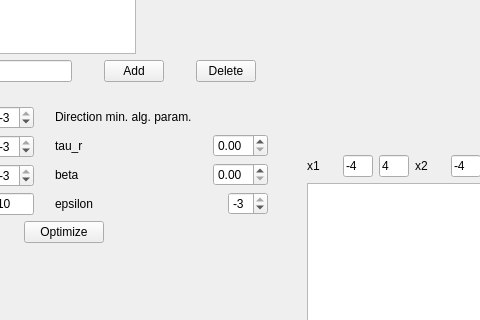
First picture: the form in program/mainwindow.ui, repository GosiaWJ/TiMO, before the edit; both pictures show x 205 to 685 and y 289 to 609 of the 970 by 697 pixel window.
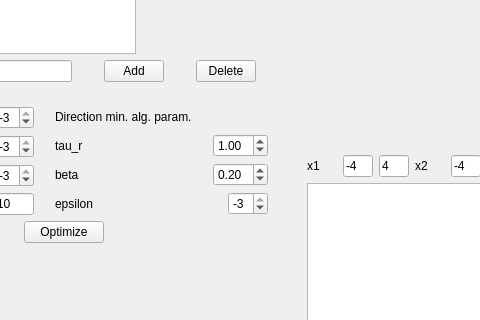
Second picture: the form after the edit. Custom widgets are drawn as their Qt base class.

The edit to the form file:
```diff
--- a/program/mainwindow.ui
+++ b/program/mainwindow.ui
@@ -594,6 +594,12 @@
                   <height>16777215</height>
                  </size>
                 </property>
+                <property name="locale">
+                 <locale language="English" country="UnitedStates"/>
+                </property>
+                <property name="value">
+                 <double>1.000000000000000</double>
+                </property>
                </widget>
               </item>
              </layout>
@@ -615,6 +621,15 @@
                   <height>16777215</height>
                  </size>
                 </property>
+                <property name="locale">
+                 <locale language="English" country="UnitedStates"/>
+                </property>
+                <property name="maximum">
+                 <double>1.000000000000000</double>
+                </property>
+                <property name="value">
+                 <double>0.200000000000000</double>
+                </property>
                </widget>
               </item>
              </layout>
```
